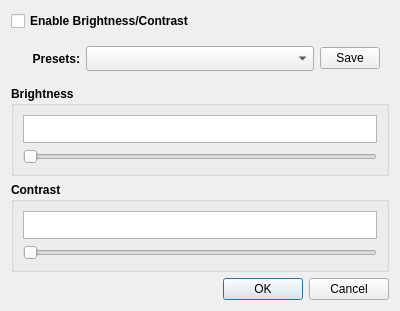
Qt form SIMP/dialog_brightness_contrast.ui (iiSM4u/iiSM-SW_public) before a commit.
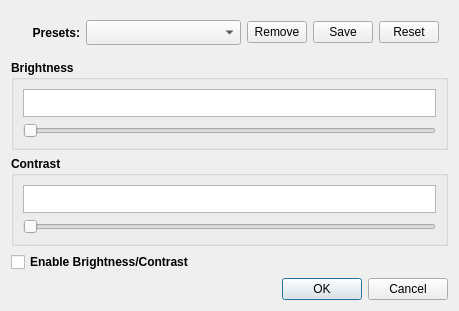
The same form after that commit. Custom widgets are drawn as their Qt base class.

Commit message: preset 관련 remove, reset 추가

Diff of the .ui file:
```diff
--- a/SIMP/dialog_brightness_contrast.ui
+++ b/SIMP/dialog_brightness_contrast.ui
@@ -6,7 +6,7 @@
    <rect>
     <x>0</x>
     <y>0</y>
-    <width>400</width>
+    <width>459</width>
     <height>311</height>
    </rect>
   </property>
@@ -14,18 +14,6 @@
    <string>Brightness/Contrast</string>
   </property>
   <layout class="QVBoxLayout" name="verticalLayout_2">
-   <item>
-    <widget class="QCheckBox" name="chkBrightnessContrast">
-     <property name="font">
-      <font>
-       <bold>true</bold>
-      </font>
-     </property>
-     <property name="text">
-      <string>Enable Brightness/Contrast</string>
-     </property>
-    </widget>
-   </item>
    <item>
     <widget class="QWidget" name="widget" native="true">
      <layout class="QHBoxLayout" name="horizontalLayout">
@@ -60,6 +48,19 @@
         </property>
        </widget>
       </item>
+      <item>
+       <widget class="QPushButton" name="btnRemovePreset">
+        <property name="maximumSize">
+         <size>
+          <width>60</width>
+          <height>16777215</height>
+         </size>
+        </property>
+        <property name="text">
+         <string>Remove</string>
+        </property>
+       </widget>
+      </item>
       <item>
        <widget class="QPushButton" name="btnSavePreset">
         <property name="maximumSize">
@@ -73,6 +74,19 @@
         </property>
        </widget>
       </item>
+      <item>
+       <widget class="QPushButton" name="btnResetPreset">
+        <property name="maximumSize">
+         <size>
+          <width>60</width>
+          <height>16777215</height>
+         </size>
+        </property>
+        <property name="text">
+         <string>Reset</string>
+        </property>
+       </widget>
+      </item>
      </layout>
     </widget>
    </item>
@@ -150,6 +164,18 @@
      </layout>
     </widget>
    </item>
+   <item>
+    <widget class="QCheckBox" name="chkBrightnessContrast">
+     <property name="font">
+      <font>
+       <bold>true</bold>
+      </font>
+     </property>
+     <property name="text">
+      <string>Enable Brightness/Contrast</string>
+     </property>
+    </widget>
+   </item>
    <item>
     <widget class="QDialogButtonBox" name="buttonBox">
      <property name="orientation">
```
The commit also changes 9 other files.
